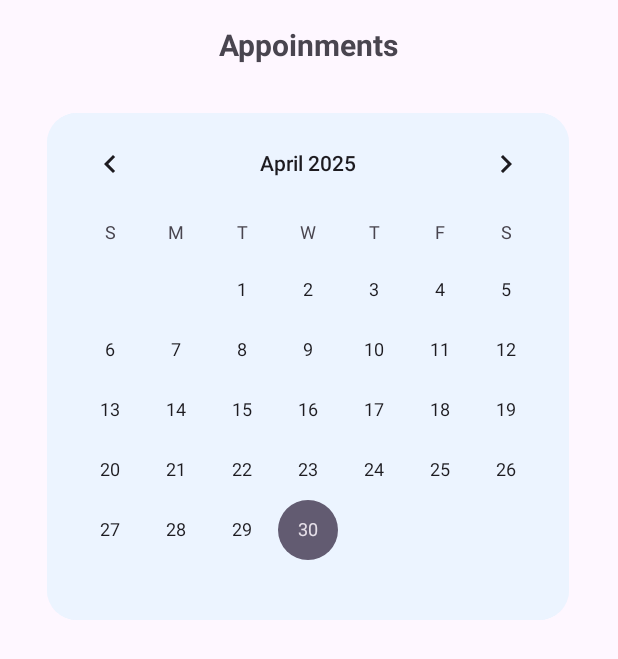
After one commit to saviyx/Ivision_new, an Android app: the fragment Admin_appointment shown on its own in the app's theme, on a phone screen of 412 x 824 dp. The commit adds this screen. Shown: the top 659 px of the screen. Run offline under Robolectric (Android 15) with nearby library versions, the phone set to English and light mode, and no system bars.

Commit message:
change 12

```diff
--- /dev/null
+++ b/app/src/main/java/lk/javainstitute/ivision/Admin/Admin_appointment.java
@@ -0,0 +1,66 @@
+package lk.javainstitute.ivision.Admin;
+
+import android.os.Bundle;
+
+import androidx.fragment.app.Fragment;
+
+import android.view.LayoutInflater;
+import android.view.View;
+import android.view.ViewGroup;
+
+import lk.javainstitute.ivision.R;
+
+/**
+ * A simple {@link Fragment} subclass.
+ * Use the {@link Admin_appointment#newInstance} factory method to
+ * create an instance of this fragment.
+ */
+public class Admin_appointment extends Fragment {
+
+    // TODO: Rename parameter arguments, choose names that match
+    // the fragment initialization parameters, e.g. ARG_ITEM_NUMBER
+    private static final String ARG_PARAM1 = "param1";
+    private static final String ARG_PARAM2 = "param2";
+
+    // TODO: Rename and change types of parameters
+    private String mParam1;
+    private String mParam2;
+
+    public Admin_appointment() {
+        // Required empty public constructor
+    }
+
+    /**
+     * Use this factory method to create a new instance of
+     * this fragment using the provided parameters.
+     *
+     * @param param1 Parameter 1.
+     * @param param2 Parameter 2.
+     * @return A new instance of fragment Admin_appointment.
+     */
+    // TODO: Rename and change types and number of parameters
+    public static Admin_appointment newInstance(String param1, String param2) {
+        Admin_appointment fragment = new Admin_appointment();
+        Bundle args = new Bundle();
+        args.putString(ARG_PARAM1, param1);
+        args.putString(ARG_PARAM2, param2);
+        fragment.setArguments(args);
+        return fragment;
+    }
+
+    @Override
+    public void onCreate(Bundle savedInstanceState) {
+        super.onCreate(savedInstanceState);
+        if (getArguments() != null) {
+            mParam1 = getArguments().getString(ARG_PARAM1);
+            mParam2 = getArguments().getString(ARG_PARAM2);
+        }
+    }
+
+    @Override
+    public View onCreateView(LayoutInflater inflater, ViewGroup container,
+                             Bundle savedInstanceState) {
+        // Inflate the layout for this fragment
+        return inflater.inflate(R.layout.fragment_admin_appointment, container, false);
+    }
+}
--- /dev/null
+++ b/app/src/main/res/layout/fragment_admin_appointment.xml
@@ -0,0 +1,38 @@
+<?xml version="1.0" encoding="utf-8"?>
+<FrameLayout xmlns:android="http://schemas.android.com/apk/res/android"
+    xmlns:app="http://schemas.android.com/apk/res-auto"
+    xmlns:tools="http://schemas.android.com/tools"
+    android:layout_width="match_parent"
+    android:layout_height="match_parent"
+    tools:context=".Admin.Admin_appointment">
+
+    <androidx.constraintlayout.widget.ConstraintLayout
+        android:layout_width="match_parent"
+        android:layout_height="match_parent">
+
+        <TextView
+            android:id="@+id/textView27"
+            android:layout_width="wrap_content"
+            android:layout_height="wrap_content"
+            android:layout_marginTop="16dp"
+            android:text="Appoinments"
+            android:textAlignment="center"
+            android:textSize="20sp"
+            android:textStyle="bold"
+            app:layout_constraintEnd_toEndOf="parent"
+            app:layout_constraintHorizontal_bias="0.498"
+            app:layout_constraintStart_toStartOf="parent"
+            app:layout_constraintTop_toTopOf="parent" />
+
+        <CalendarView
+            android:id="@+id/calendarView"
+            android:layout_width="wrap_content"
+            android:layout_height="wrap_content"
+            android:layout_marginTop="32dp"
+            android:background="@drawable/rounded_bg"
+            app:layout_constraintEnd_toEndOf="parent"
+            app:layout_constraintHorizontal_bias="0.491"
+            app:layout_constraintStart_toStartOf="parent"
+            app:layout_constraintTop_toBottomOf="@+id/textView27" />
+    </androidx.constraintlayout.widget.ConstraintLayout>
+</FrameLayout>
--- a/app/src/main/res/values/colors.xml
+++ b/app/src/main/res/values/colors.xml
@@ -7,6 +7,7 @@
     <color name="light_gray">#D3D3D3</color>
     <color name="brown">#392E2C</color>
     <color name="light_blue">#ecf4ff</color>
+    <color name="theme_blue">#e7f1ff</color>
 
 
 </resources>
```
